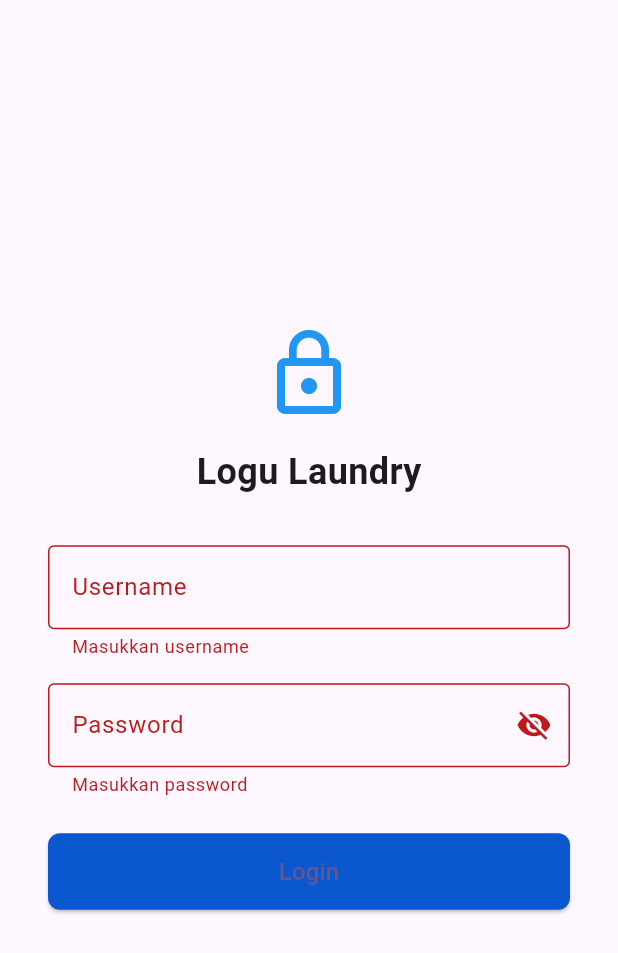
After one commit to rizkiangg/mws-tubes, a Flutter app: the LoginPage screen opened by its route, after a tap on "Login", on a phone screen of 412 x 824 dp. The commit adds this screen. Shown: the top 953 px of the screen. Run offline on Flutter 3.47's test engine with Material 3 defaults, Android fonts, the phone set to English and light mode, and no system bars.

Commit message:
feat: Add login page

```diff
--- a/lib/main.dart
+++ b/lib/main.dart
@@ -7,6 +7,7 @@ import 'src/pages/order_detail_page.dart';
 import 'src/pages/user_page.dart';
 import 'src/pages/price_list_page.dart';
 import 'src/pages/home_page.dart';
+import 'src/pages/login_page.dart';
 
 void main() {
   runApp(const MyApp());
@@ -32,6 +33,7 @@ class MyApp extends StatelessWidget {
           '/add': (_) => const OrderAddPage(),
           '/user': (_) => const UserPage(),
           '/prices': (_) => const PriceListPage(),
+          '/login': (_) => const LoginPage(),
         },
         onGenerateRoute: (settings) {
           if (settings.name == '/detail') {
--- /dev/null
+++ b/lib/src/pages/login_page.dart
@@ -0,0 +1,100 @@
+import 'package:flutter/material.dart';
+
+class LoginPage extends StatefulWidget {
+  const LoginPage({super.key});
+
+  @override
+  State<LoginPage> createState() => _LoginPageState();
+}
+
+class _LoginPageState extends State<LoginPage> {
+  final _formKey = GlobalKey<FormState>();
+  String _username = '';
+  String _password = '';
+  bool _obscure = true;
+
+  void _login() {
+    if (_formKey.currentState?.validate() ?? false) {
+      _formKey.currentState?.save();
+      // TODO: Implement authentication logic
+      ScaffoldMessenger.of(
+        context,
+      ).showSnackBar(const SnackBar(content: Text('Login berhasil!')));
+      // Navigator.pushReplacementNamed(context, '/');
+    }
+  }
+
+  @override
+  Widget build(BuildContext context) {
+    return Scaffold(
+      body: Center(
+        child: SingleChildScrollView(
+          padding: const EdgeInsets.symmetric(horizontal: 32, vertical: 24),
+          child: Column(
+            mainAxisAlignment: MainAxisAlignment.center,
+            children: [
+              const Icon(Icons.lock_outline, size: 64, color: Colors.blue),
+              const SizedBox(height: 16),
+              const Text(
+                'Logu Laundry',
+                style: TextStyle(fontSize: 24, fontWeight: FontWeight.bold),
+              ),
+              const SizedBox(height: 32),
+              Form(
+                key: _formKey,
+                child: Column(
+                  children: [
+                    TextFormField(
+                      decoration: const InputDecoration(
+                        labelText: 'Username',
+                        border: OutlineInputBorder(),
+                      ),
+                      onSaved: (v) => _username = v ?? '',
+                      validator: (v) =>
+                          (v == null || v.isEmpty) ? 'Masukkan username' : null,
+                    ),
+                    const SizedBox(height: 16),
+                    TextFormField(
+                      decoration: InputDecoration(
+                        labelText: 'Password',
+                        border: const OutlineInputBorder(),
+                        suffixIcon: IconButton(
+                          icon: Icon(
+                            _obscure ? Icons.visibility_off : Icons.visibility,
+                          ),
+                          onPressed: () => setState(() => _obscure = !_obscure),
+                        ),
+                      ),
+                      obscureText: _obscure,
+                      onSaved: (v) => _password = v ?? '',
+                      validator: (v) =>
+                          (v == null || v.isEmpty) ? 'Masukkan password' : null,
+                    ),
+                    const SizedBox(height: 24),
+                    SizedBox(
+                      width: double.infinity,
+                      child: ElevatedButton(
+                        onPressed: _login,
+                        style: ElevatedButton.styleFrom(
+                          backgroundColor: const Color(0xFF0B57D0),
+                          padding: const EdgeInsets.symmetric(vertical: 14),
+                          shape: RoundedRectangleBorder(
+                            borderRadius: BorderRadius.circular(8),
+                          ),
+                        ),
+                        child: const Text(
+                          'Login',
+                          style: TextStyle(fontSize: 16),
+                        ),
+                      ),
+                    ),
+                  ],
+                ),
+              ),
+            ],
+          ),
+        ),
+      ),
+    );
+  }
+}
```
